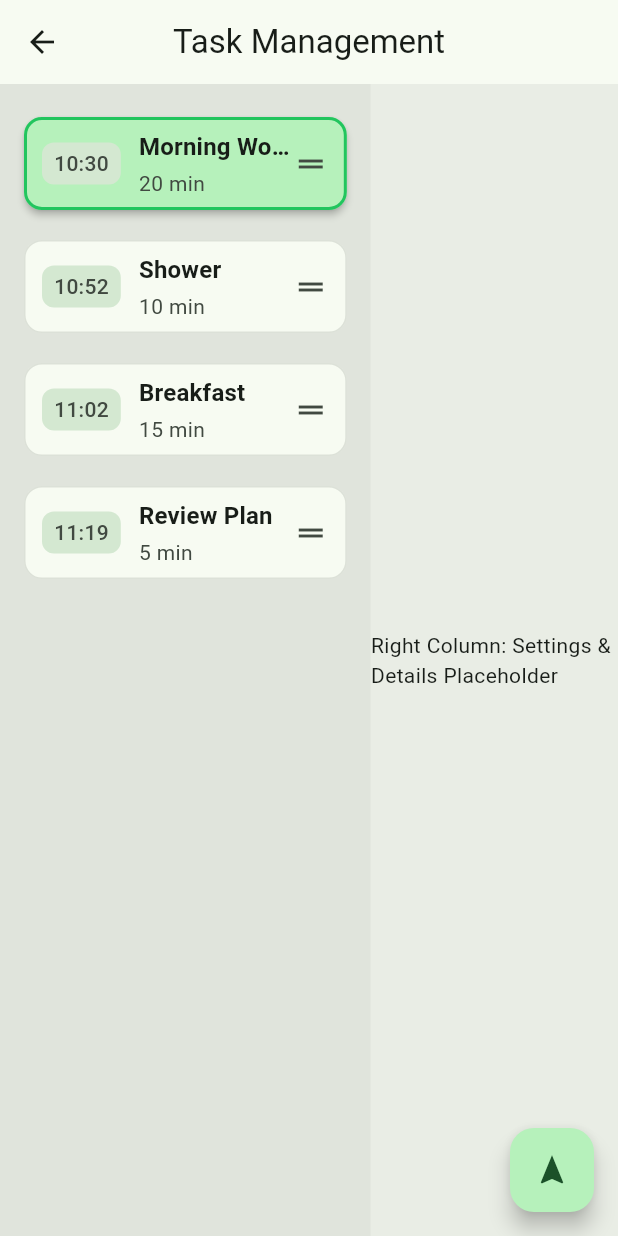
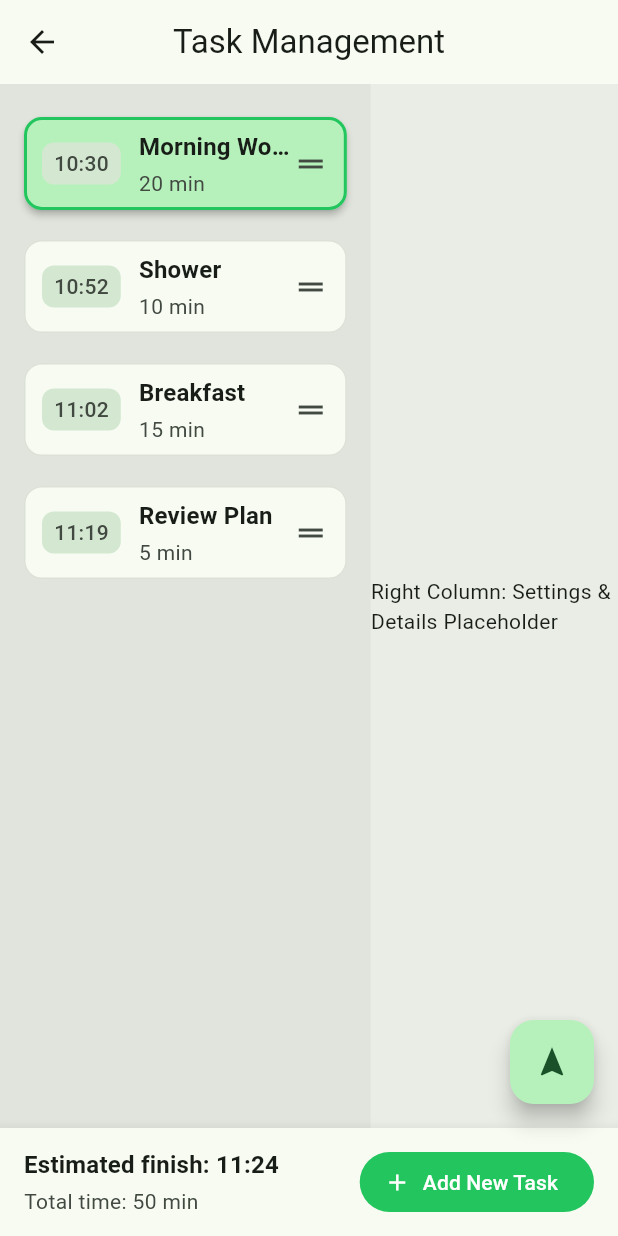
Before and after one commit to tsteward/routine-timer, a Flutter app: the TaskManagementScreen screen opened by its route, on a phone screen of 412 x 824 dp. Run offline on Flutter 3.47's test engine with Material 3 defaults, Android fonts, the phone set to English and light mode, and no system bars; our stand-ins replace equatable, flutter_bloc; missing offline and left inert: bloc_dev_tools.

Commit message:
Task Management: bottom bar and add-task dialog.
Adds a bottom bar showing total task time and estimated finish time, and implements an add-task dialog that appends new tasks to the end. Centralizes time computations in TimeUtils and wires bloc AddTask event/handler. Updates tests to cover new UI and add-task flow.

```diff
--- a/lib/src/bloc/routine_events.dart
+++ b/lib/src/bloc/routine_events.dart
@@ -28,6 +28,15 @@ class ReorderTasks extends RoutineEvent {
   List<Object?> get props => [oldIndex, newIndex];
 }
 
+class AddTask extends RoutineEvent {
+  const AddTask({required this.name, required this.estimatedDurationSeconds});
+  final String name;
+  final int estimatedDurationSeconds;
+
+  @override
+  List<Object?> get props => [name, estimatedDurationSeconds];
+}
+
 class ToggleBreakAtIndex extends RoutineEvent {
   const ToggleBreakAtIndex(this.index);
   final int index;
--- a/lib/src/screens/task_management_screen.dart
+++ b/lib/src/screens/task_management_screen.dart
@@ -2,8 +2,7 @@ import 'package:flutter/material.dart';
 import 'package:flutter_bloc/flutter_bloc.dart';
 import '../router/app_router.dart';
 import '../bloc/routine_bloc.dart';
-import '../models/routine_state.dart';
-import '../models/break.dart';
+import '../utils/time_utils.dart';
 
 class TaskManagementScreen extends StatelessWidget {
   const TaskManagementScreen({super.key});
@@ -32,6 +31,7 @@ class TaskManagementScreen extends StatelessWidget {
           ),
         ],
       ),
+      bottomNavigationBar: const _BottomBar(),
       floatingActionButton: FloatingActionButton(
         onPressed: () async {
           final selected = await showMenu<String>(
@@ -76,7 +76,7 @@ class _TaskListColumn extends StatelessWidget {
           return const Center(child: Text('No routine loaded'));
         }
 
-        final startTimes = _computeTaskStartTimes(model);
+        final startTimes = TimeUtils.computeTaskStartTimes(model);
 
         return Padding(
           padding: const EdgeInsets.symmetric(vertical: 12),
@@ -173,28 +173,6 @@ class _TaskListColumn extends StatelessWidget {
     );
   }
 
-  // Computes the absolute start DateTime for each task index, based on
-  // routine start time, prior task durations, and enabled breaks.
-  List<DateTime> _computeTaskStartTimes(RoutineStateModel model) {
-    final start = DateTime.fromMillisecondsSinceEpoch(model.settings.startTime);
-    final results = <DateTime>[];
-    int accumulatedSeconds = 0;
-
-    for (var i = 0; i < model.tasks.length; i++) {
-      results.add(start.add(Duration(seconds: accumulatedSeconds)));
-      // Add this task's duration to accumulate for the next index
-      accumulatedSeconds += model.tasks[i].estimatedDuration;
-      // If there is a break after this task (i < breaks.length), and it is enabled, include it
-      if (model.breaks != null && i < (model.breaks!.length)) {
-        final BreakModel gap = model.breaks![i];
-        if (gap.isEnabled) {
-          accumulatedSeconds += gap.duration;
-        }
-      }
-    }
-    return results;
-  }
-
   String _formatTimeHHmm(DateTime time) {
     final hh = time.hour.toString().padLeft(2, '0');
     final mm = time.minute.toString().padLeft(2, '0');
@@ -230,3 +208,186 @@ class _StartTimePill extends StatelessWidget {
     );
   }
 }
+
+class _BottomBar extends StatelessWidget {
+  const _BottomBar();
+
+  @override
+  Widget build(BuildContext context) {
+    final theme = Theme.of(context);
+
+    return Material(
+      color: theme.colorScheme.surface,
+      elevation: 8,
+      child: SafeArea(
+        top: false,
+        child: Padding(
+          padding: const EdgeInsets.symmetric(horizontal: 16, vertical: 12),
+          child: BlocBuilder<RoutineBloc, RoutineBlocState>(
+            builder: (context, state) {
+              final model = state.model;
+              if (model == null) {
+                return const SizedBox.shrink();
+              }
+
+              final totalTaskSeconds = TimeUtils.sumTaskSeconds(model.tasks);
+              final finishTime = TimeUtils.computeEstimatedFinishTime(model);
+
+              String formatHhMm(DateTime t) {
+                final h = t.hour.toString().padLeft(2, '0');
+                final m = t.minute.toString().padLeft(2, '0');
+                return '$h:$m';
+              }
+
+              String formatDurationShort(int seconds) {
+                final minutes = (seconds / 60).round();
+                return '$minutes min';
+              }
+
+              return Row(
+                children: [
+                  Expanded(
+                    child: Column(
+                      crossAxisAlignment: CrossAxisAlignment.start,
+                      mainAxisSize: MainAxisSize.min,
+                      children: [
+                        Text(
+                          'Estimated finish: ${formatHhMm(finishTime)}',
+                          style: theme.textTheme.titleMedium?.copyWith(
+                            fontWeight: FontWeight.w600,
+                          ),
+                        ),
+                        const SizedBox(height: 2),
+                        Text(
+                          'Total time: ${formatDurationShort(totalTaskSeconds)}',
+                          style: theme.textTheme.bodyMedium?.copyWith(
+                            color: theme.colorScheme.onSurfaceVariant,
+                          ),
+                        ),
+                      ],
+                    ),
+                  ),
+                  FilledButton.icon(
+                    onPressed: () async {
+                      final result = await showDialog<_NewTaskResult>(
+                        context: context,
+                        builder: (_) => const _AddTaskDialog(),
+                      );
+                      if (result != null) {
+                        // Convert minutes to seconds
+                        final seconds = result.durationMinutes * 60;
+                        // ignore: use_build_context_synchronously
+                        context.read<RoutineBloc>().add(
+                              AddTask(
+                                name: result.taskName,
+                                estimatedDurationSeconds: seconds,
+                              ),
+                            );
+                      }
+                    },
+                    icon: const Icon(Icons.add),
+                    label: const Text('Add New Task'),
+                  ),
+                ],
+              );
+            },
+          ),
+        ),
+      ),
+    );
+  }
+}
+
+class _NewTaskResult {
+  _NewTaskResult({required this.taskName, required this.durationMinutes});
+  final String taskName;
+  final int durationMinutes;
+}
+
+class _AddTaskDialog extends StatefulWidget {
+  const _AddTaskDialog();
+
+  @override
+  State<_AddTaskDialog> createState() => _AddTaskDialogState();
+}
+
+class _AddTaskDialogState extends State<_AddTaskDialog> {
+  final TextEditingController _nameController = TextEditingController();
+  final TextEditingController _durationController = TextEditingController();
+  final GlobalKey<FormState> _formKey = GlobalKey<FormState>();
+
+  @override
+  void dispose() {
+    _nameController.dispose();
+    _durationController.dispose();
+    super.dispose();
+  }
+
+  @override
+  Widget build(BuildContext context) {
+    final theme = Theme.of(context);
+    return AlertDialog(
+      title: const Text('Add Task'),
+      content: Form(
+        key: _formKey,
+        child: Column(
+          mainAxisSize: MainAxisSize.min,
+          children: [
+            TextFormField(
+              controller: _nameController,
+              decoration: const InputDecoration(
+                labelText: 'Task name',
+              ),
+              autofocus: true,
+              validator: (value) {
+                if (value == null || value.trim().isEmpty) {
+                  return 'Please enter a task name';
+                }
+                return null;
+              },
+            ),
+            const SizedBox(height: 12),
+            TextFormField(
+              controller: _durationController,
+              decoration: const InputDecoration(
+                labelText: 'Duration (minutes)',
+              ),
+              keyboardType: TextInputType.number,
+              validator: (value) {
+                if (value == null || value.trim().isEmpty) {
+                  return 'Enter duration in minutes';
+                }
+                final minutes = int.tryParse(value.trim());
+                if (minutes == null || minutes <= 0) {
+                  return 'Enter a positive number';
+                }
+                if (minutes > 24 * 60) {
+                  return 'Duration too long';
+                }
+                return null;
+              },
+            ),
+          ],
+        ),
+      ),
+      actions: [
+        TextButton(
+          onPressed: () => Navigator.of(context).pop(),
+          child: Text('Cancel', style: TextStyle(color: theme.colorScheme.onSurfaceVariant)),
+        ),
+        FilledButton(
+          onPressed: () {
+            if (_formKey.currentState?.validate() ?? false) {
+              final name = _nameController.text.trim();
+              final minutes = int.parse(_durationController.text.trim());
+              Navigator.of(context).pop(
+                _NewTaskResult(taskName: name, durationMinutes: minutes),
+              );
+            }
+          },
+          child: const Text('Add Task'),
+        ),
+      ],
+    );
+  }
+}
--- /dev/null
+++ b/lib/src/utils/time_utils.dart
@@ -0,0 +1,61 @@
+import '../models/break.dart';
+import '../models/routine_state.dart';
+import '../models/task.dart';
+
+/// Utility helpers for routine time computations shared by widgets and tests.
+class TimeUtils {
+  const TimeUtils._();
+
+  /// Computes the absolute start time for each task index based on the
+  /// routine start time, the sum of prior task durations, and any enabled
+  /// breaks between tasks.
+  static List<DateTime> computeTaskStartTimes(RoutineStateModel model) {
+    final start = DateTime.fromMillisecondsSinceEpoch(model.settings.startTime);
+    final results = <DateTime>[];
+    int accumulatedSeconds = 0;
+
+    for (var i = 0; i < model.tasks.length; i++) {
+      results.add(start.add(Duration(seconds: accumulatedSeconds)));
+      // Add this task's duration for the next index
+      accumulatedSeconds += model.tasks[i].estimatedDuration;
+      // If a break exists after this index and is enabled, include it
+      if (model.breaks != null && i < model.breaks!.length) {
+        final BreakModel gap = model.breaks![i];
+        if (gap.isEnabled) accumulatedSeconds += gap.duration;
+      }
+    }
+    return results;
+  }
+
+  /// Returns the total duration in seconds across all tasks (no breaks).
+  static int sumTaskSeconds(List<TaskModel> tasks) {
+    var total = 0;
+    for (final t in tasks) {
+      total += t.estimatedDuration;
+    }
+    return total;
+  }
+
+  /// Returns the total duration in seconds across enabled breaks.
+  static int sumEnabledBreakSeconds(List<BreakModel>? breaks) {
+    if (breaks == null) return 0;
+    var total = 0;
+    for (final b in breaks) {
+      if (b.isEnabled) total += b.duration;
+    }
+    return total;
+  }
+
+  /// Returns the total routine duration (tasks + enabled breaks) in seconds.
+  static int computeTotalRoutineSeconds(RoutineStateModel model) {
+    return sumTaskSeconds(model.tasks) + sumEnabledBreakSeconds(model.breaks);
+  }
+
+  /// Computes the estimated finish time based on routine start plus the total
+  /// of all tasks and enabled breaks.
+  static DateTime computeEstimatedFinishTime(RoutineStateModel model) {
+    final totalSeconds = computeTotalRoutineSeconds(model);
+    final start = DateTime.fromMillisecondsSinceEpoch(model.settings.startTime);
+    return start.add(Duration(seconds: totalSeconds));
+  }
+}
```
Also changed, not shown: lib/src/bloc/routine_bloc.dart (+26 -0 lines), 2 other files.
